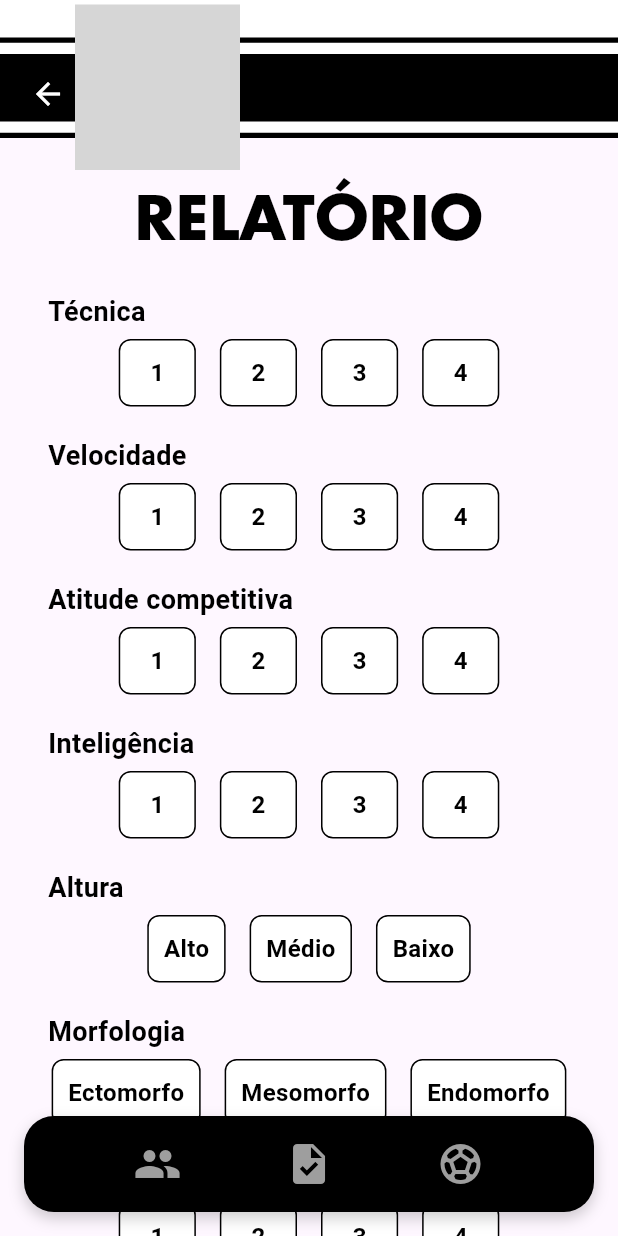
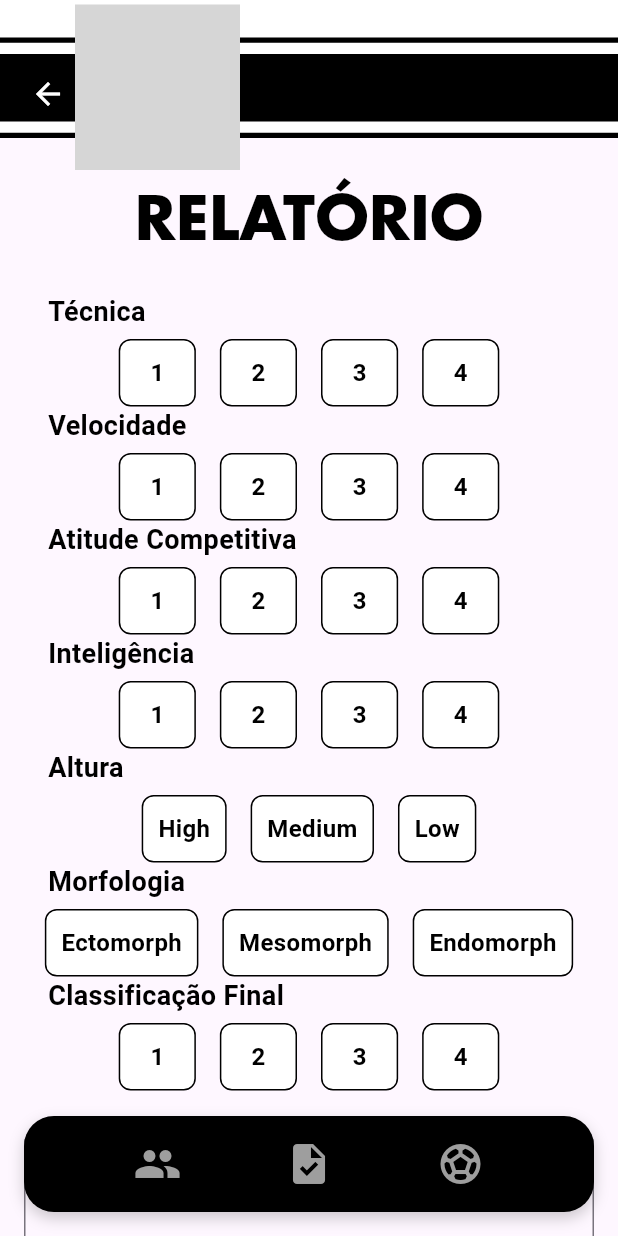
Before and after one commit to WeakyStar0/Grupo-10-Biriatos-App, a Flutter app: the RelatorioPage screen opened directly, on a phone screen of 412 x 824 dp. Run offline on Flutter 3.47's test engine with Material 3 defaults, Android fonts, the phone set to English and light mode, and no system bars; our stand-ins replace flutter_svg; Roboto replaces fonts that are missing (FuturaStd Book); grey boxes are pictures that could not be loaded.

Commit message:
relatorio(inicio) :()

```diff
--- a/appviriatos/lib/relatorio.dart
+++ b/appviriatos/lib/relatorio.dart
@@ -1,31 +1,84 @@
+import 'dart:convert';
 import 'package:flutter/material.dart';
-import 'navbutton.dart'; // Importa o navbutton para o botão e lógica de navegação
-import 'header.dart'; // Importa o CustomHeader
+import 'package:http/http.dart' as http;
+import 'navbutton.dart';
+import 'header.dart';
 
 class RelatorioPage extends StatefulWidget {
   const RelatorioPage({super.key});
+  final int athleteId = 1; // Substituir pelo ID real do atleta
 
   @override
   _RelatorioPageState createState() => _RelatorioPageState();
 }
 
 class _RelatorioPageState extends State<RelatorioPage> {
-  int _currentIndex = 4; // Índice atual da página
-  int? tecnica; // 1 a 4
-  int? velocidade; // 1 a 4
-  int? atitudeCompetitiva; // 1 a 4
-  int? inteligencia; // 1 a 4
-  String? altura; // Alto, Médio, Baixo
-  String? morfologia; // Ectomorfo, Mesomorfo, Endomorfo
-  int? ratingFinal; // 1 a 4
-  final TextEditingController observacoesController = TextEditingController();
+  int _currentIndex = 4;
+
+  int? technical;
+  int? speed;
+  int? competitiveAttitude;
+  int? intelligence;
+  String? height;
+  String? morphology;
+  int? finalRating;
+  final TextEditingController freeTextController = TextEditingController();
+
+  final int userId = 1; // Substituir pelo ID real do usuário
+
+  Future<void> salvarRelatorio() async {
+    final url = 'http://192.168.1.66:3000/reports';
+    final Map<String, dynamic> reportData = {
+      "athleteId": widget.athleteId,
+      "userId": userId,
+      "technical": technical,
+      "speed": speed,
+      "competitiveAttitude": competitiveAttitude,
+      "intelligence": intelligence,
+      "height": height,
+      "morphology": morphology,
+      "finalRating": finalRating,
+      "freeText": freeTextController.text,
+    };
+
+    try {
+      print('📤 Enviando relatório para $url');
+      print('📄 Dados do relatório: $reportData');
+
+      final response = await http.post(
+        Uri.parse(url),
+        headers: {"Content-Type": "application/json"},
+        body: jsonEncode(reportData),
+      );
+
+      print('✅ Resposta do servidor: ${response.statusCode}');
+      print('🔹 Corpo da resposta: ${response.body}');
+
+      if (response.statusCode == 201) {
+        print('🎉 Relatório salvo com sucesso!');
+        ScaffoldMessenger.of(context).showSnackBar(
+          const SnackBar(content: Text("Relatório salvo com sucesso!"))
+        );
+      } else {
+        print('❌ Erro ao salvar relatório: ${response.body}');
+        ScaffoldMessenger.of(context).showSnackBar(
+          SnackBar(content: Text("Erro ao salvar: ${response.body}"))
+        );
+      }
+    } catch (e) {
+      print('🚨 Erro na requisição: $e');
+      ScaffoldMessenger.of(context).showSnackBar(
+        SnackBar(content: Text("Erro na requisição: $e"))
+      );
+    }
+  }
 
   @override
   Widget build(BuildContext context) {
     return Scaffold(
       appBar: CustomHeader(
         onBack: () {
-          Navigator.pop(context); // Voltar à página anterior
+          Navigator.pop(context);
         },
       ),
       body: SingleChildScrollView(
@@ -35,14 +88,11 @@ class _RelatorioPageState extends State<RelatorioPage> {
             crossAxisAlignment: CrossAxisAlignment.start,
             children: [
               const SizedBox(height: 10),
-              // Título
               const Center(
                 child: Text(
                   'RELATÓRIO',
-                  textAlign: TextAlign.center,
                   style: TextStyle(
-                    fontFamily: 'FuturaStd', // Nome da família definida no pubspec.yaml
-                    color: Color.fromARGB(255, 0, 0, 0),
+                    fontFamily: 'FuturaStd',
                     fontSize: 40,
                     fontWeight: FontWeight.bold,
                   ),
@@ -51,95 +101,74 @@ class _RelatorioPageState extends State<RelatorioPage> {
               const SizedBox(height: 20),
               buildOptionSelector('Técnica', 1, 4, (value) {
                 setState(() {
-                  tecnica = value;
+                  technical = value;
+                  print("🎯 Técnica selecionada: $technical");
                 });
-              }, selectedValue: tecnica),
-              const SizedBox(height: 20),
+              }, selectedValue: technical),
               buildOptionSelector('Velocidade', 1, 4, (value) {
                 setState(() {
-                  velocidade = value;
+                  speed = value;
+                  print("⚡ Velocidade selecionada: $speed");
                 });
-              }, selectedValue: velocidade),
-              const SizedBox(height: 20),
-              buildOptionSelector('Atitude competitiva', 1, 4, (value) {
+              }, selectedValue: speed),
+              buildOptionSelector('Atitude Competitiva', 1, 4, (value) {
                 setState(() {
-                  atitudeCompetitiva = value;
+                  competitiveAttitude = value;
+                  print("🔥 Atitude Competitiva selecionada: $competitiveAttitude");
                 });
-              }, selectedValue: atitudeCompetitiva),
-              const SizedBox(height: 20),
+              }, selectedValue: competitiveAttitude),
               buildOptionSelector('Inteligência', 1, 4, (value) {
                 setState(() {
-                  inteligencia = value;
+                  intelligence = value;
+                  print("🧠 Inteligência selecionada: $intelligence");
                 });
-              }, selectedValue: inteligencia),
-              const SizedBox(height: 20),
-              buildTextSelector('Altura', ['Alto', 'Médio', 'Baixo'], (value) {
+              }, selectedValue: intelligence),
+              buildTextSelector('Altura', ['High', 'Medium', 'Low'], (value) {
                 setState(() {
-                  altura = value;
+                  height = value;
+                  print("📏 Altura selecionada: $height");
                 });
-              }, selectedValue: altura),
-              const SizedBox(height: 20),
-              buildTextSelector('Morfologia', ['Ectomorfo', 'Mesomorfo', 'Endomorfo'], (value) {
+              }, selectedValue: height),
+              buildTextSelector('Morfologia', ['Ectomorph', 'Mesomorph', 'Endomorph'], (value) {
                 setState(() {
-                  morfologia = value;
+                  morphology = value;
+                  print("🦴 Morfologia selecionada: $morphology");
                 });
-              }, selectedValue: morfologia),
-              const SizedBox(height: 20),
-              buildOptionSelector('Rating final', 1, 4, (value) {
+              }, selectedValue: morphology),
+              buildOptionSelector('Classificação Final', 1, 4, (value) {
                 setState(() {
-                  ratingFinal = value;
+                  finalRating = value;
+                  print("⭐ Classificação Final selecionada: $finalRating");
                 });
-              }, selectedValue: ratingFinal),
+              }, selectedValue: finalRating),
               const SizedBox(height: 30),
               TextField(
-                controller: observacoesController,
+                controller: freeTextController,
                 decoration: const InputDecoration(
                   hintText: 'Observações',
                   border: OutlineInputBorder(),
                 ),
                 maxLines: 3,
+                onChanged: (text) {
+                  print("📝 Observações: $text");
+                },
               ),
               const SizedBox(height: 30),
               Row(
                 mainAxisAlignment: MainAxisAlignment.spaceAround,
                 children: [
                   ElevatedButton(
-                    onPressed: () {
-                      // Lógica para salvar
-                      print('Dados guardados:');
-                      printData();
-                    },
+                    onPressed: salvarRelatorio,
                     style: ElevatedButton.styleFrom(backgroundColor: Colors.black),
-                    child: const Text('GUARDAR',
-                     style: TextStyle(
-                      color: Colors.white,
-                      fontWeight: FontWeight.bold,
-                      fontFamily: 'FuturaStd',
-                      fontSize: 13,
-                    ),
-
-                    ),
+                    child: const Text('GUARDAR', style: TextStyle(color: Colors.white)),
                   ),
                   ElevatedButton(
-                    onPressed: () {
-                      // Lógica para enviar
-                      print('Dados enviados:');
-                      printData();
-                    },
+                    onPressed: salvarRelatorio,
                     style: ElevatedButton.styleFrom(backgroundColor: Colors.black),
-                    child: const Text('ENVIAR',
-                     style: TextStyle(
-                      color: Colors.white,
-                      fontWeight: FontWeight.bold,
-                      fontFamily: 'FuturaStd',
-                      fontSize: 13,
-                    ),
-                    ),
-
+                    child: const Text('ENVIAR', style: TextStyle(color: Colors.white)),
                   ),
                 ],
               ),
-              const SizedBox(height: 80), // Espaço extra no final
             ],
           ),
         ),
@@ -158,14 +187,10 @@ class _RelatorioPageState extends State<RelatorioPage> {
       crossAxisAlignment: CrossAxisAlignment.start,
       children: [
         Padding(
-          padding: const EdgeInsets.only(left: 16.0, bottom: 5.0), // Espaço adicional abaixo do texto
+          padding: const EdgeInsets.only(left: 16.0, bottom: 5.0),
           child: Text(
             label,
-            style: const TextStyle(
-              fontFamily: 'FuturaStd Book',
-              fontSize: 18,
-              fontWeight: FontWeight.bold,
-            ),
+            style: const TextStyle(fontSize: 18, fontWeight: FontWeight.bold),
           ),
         ),
         Row(
@@ -175,8 +200,8 @@ class _RelatorioPageState extends State<RelatorioPage> {
             return GestureDetector(
               onTap: () => onSelect(value),
               child: Container(
-                margin: const EdgeInsets.symmetric(horizontal: 8), // Maior espaçamento horizontal
-                padding: const EdgeInsets.symmetric(horizontal: 20, vertical: 10), // Botão mais largo
+                margin: const EdgeInsets.symmetric(horizontal: 8),
+                padding: const EdgeInsets.symmetric(horizontal: 20, vertical: 10),
                 decoration: BoxDecoration(
                   color: selectedValue == value ? Colors.black : Colors.white,
                   border: Border.all(color: Colors.black),
@@ -197,21 +222,16 @@ class _RelatorioPageState extends State<RelatorioPage> {
     );
   }
 
-  Widget buildTextSelector(
-      String label, List<String> options, Function(String) onSelect,
+  Widget buildTextSelector(String label, List<String> options, Function(String) onSelect,
       {String? selectedValue}) {
     return Column(
       crossAxisAlignment: CrossAxisAlignment.start,
       children: [
         Padding(
-          padding: const EdgeInsets.only(left: 16.0, bottom: 5.0), // Espaço adicional abaixo do texto
+          padding: const EdgeInsets.only(left: 16.0, bottom: 5.0),
           child: Text(
             label,
-            style: const TextStyle(
-              fontFamily: 'FuturaStd Book',
-              fontSize: 18,
-              fontWeight: FontWeight.bold,
-            ),
+            style: const TextStyle(fontSize: 18, fontWeight: FontWeight.bold),
           ),
         ),
         Row(
@@ -220,8 +240,8 @@ class _RelatorioPageState extends State<RelatorioPage> {
             return GestureDetector(
               onTap: () => onSelect(option),
               child: Container(
-                margin: const EdgeInsets.symmetric(horizontal: 8), // Maior espaçamento horizontal
-                padding: const EdgeInsets.symmetric(horizontal: 10, vertical: 10), // Botão mais largo
+                margin: const EdgeInsets.symmetric(horizontal: 8),
+                padding: const EdgeInsets.symmetric(horizontal: 10, vertical: 10),
                 decoration: BoxDecoration(
                   color: selectedValue == option ? Colors.black : Colors.white,
                   border: Border.all(color: Colors.black),
@@ -241,15 +261,4 @@ class _RelatorioPageState extends State<RelatorioPage> {
       ],
     );
   }
-
-  void printData() {
-    print('Técnica: $tecnica');
-    print('Velocidade: $velocidade');
-    print('Atitude Competitiva: $atitudeCompetitiva');
-    print('Inteligência: $inteligencia');
-    print('Altura: $altura');
-    print('Morfologia: $morfologia');
-    print('Rating Final: $ratingFinal');
-    print('Observações: ${observacoesController.text}');
-  }
 }
```
Also changed, not shown: appviriatos/lib/main.dart (line endings or trailing spaces), 3 other files.
